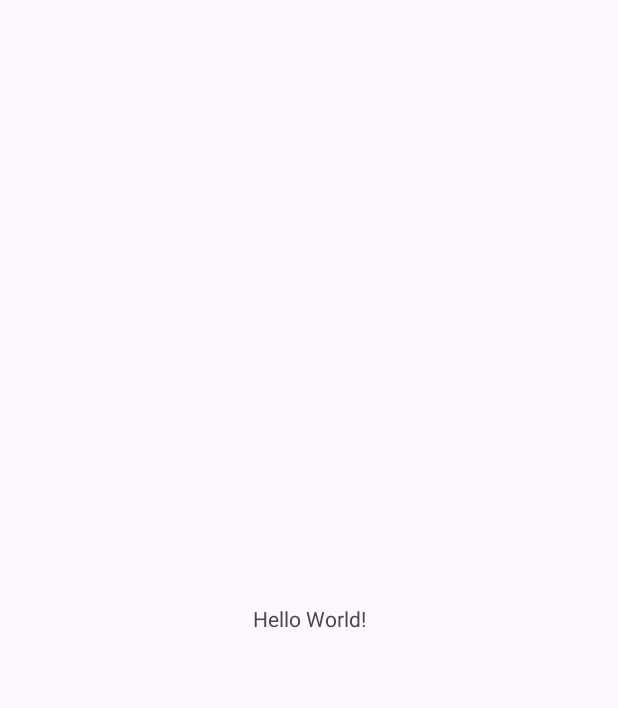
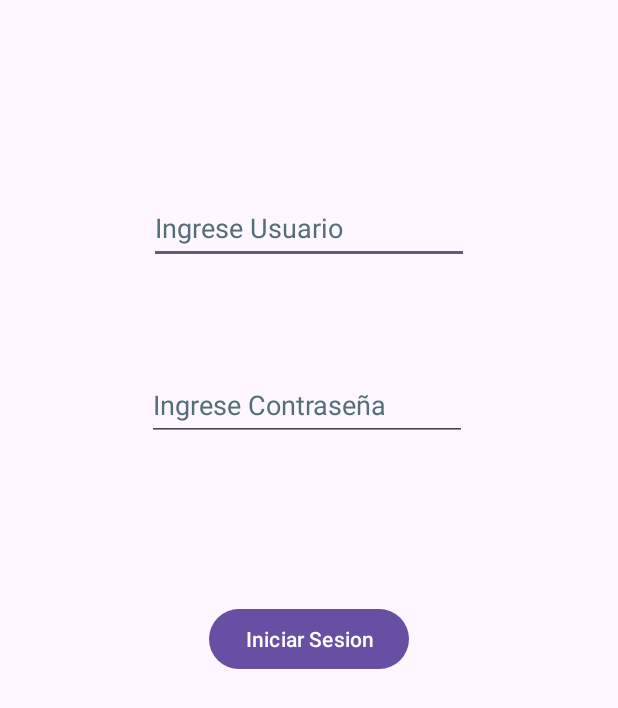
Before and after one commit to htejadag/CM2025EP, an Android app: the screen it shows after launch (MainActivity before the commit, Login after it), on a phone screen of 412 x 824 dp. Before the commit the part shown is almost empty. Shown: the top 708 px of the screen. Run offline under Robolectric (Android 15) with nearby library versions, the phone set to English and light mode, and no system bars.

Commit message:
primera subida

```diff
--- a/app/src/main/AndroidManifest.xml
+++ b/app/src/main/AndroidManifest.xml
@@ -13,7 +13,13 @@
         android:theme="@style/Theme.ExamenParcial"
         tools:targetApi="31">
         <activity
+            android:name=".Register"
+            android:exported="false" />
+        <activity
             android:name=".MainActivity"
+            android:exported="false" />
+        <activity
+            android:name=".Login"
             android:exported="true">
             <intent-filter>
                 <action android:name="android.intent.action.MAIN" />
--- /dev/null
+++ b/app/src/main/java/com/example/examenparcial/Entities/User.java
@@ -0,0 +1,30 @@
+package com.example.examenparcial.Entities;
+
+import java.io.Serializable;
+
+public class User implements Serializable {
+
+    String user;
+    String pass;
+
+    public User(String user, String pass) {
+        this.user = user;
+        this.pass = pass;
+    }
+
+    public String getUser() {
+        return user;
+    }
+
+    public void setUser(String user) {
+        this.user = user;
+    }
+
+    public String getPass() {
+        return pass;
+    }
+
+    public void setPass(String pass) {
+        this.pass = pass;
+    }
+}
--- /dev/null
+++ b/app/src/main/java/com/example/examenparcial/Login.java
@@ -0,0 +1,53 @@
+package com.example.examenparcial;
+
+import android.content.Intent;
+import android.os.Bundle;
+import android.view.View;
+import android.widget.EditText;
+
+import androidx.activity.EdgeToEdge;
+import androidx.appcompat.app.AppCompatActivity;
+import androidx.core.graphics.Insets;
+import androidx.core.view.ViewCompat;
+import androidx.core.view.WindowInsetsCompat;
+
+import com.example.examenparcial.Entities.Person;
+import com.example.examenparcial.Entities.User;
+
+public class Login extends AppCompatActivity {
+
+    EditText etl1, etl2;
+
+    //genero un usuario predeterminado
+    User user = new User("dc", "123");
+
+    @Override
+    protected void onCreate(Bundle savedInstanceState) {
+        super.onCreate(savedInstanceState);
+        EdgeToEdge.enable(this);
+        setContentView(R.layout.activity_login);
+        ViewCompat.setOnApplyWindowInsetsListener(findViewById(R.id.main), (v, insets) -> {
+            Insets systemBars = insets.getInsets(WindowInsetsCompat.Type.systemBars());
+            v.setPadding(systemBars.left, systemBars.top, systemBars.right, systemBars.bottom);
+            return insets;
+        });
+        etl1 = findViewById(R.id.etl1);
+        etl2 = findViewById(R.id.etl2);
+
+    }
+
+    public void iniciarSesion(View view){
+        String userTemp = etl1.getText().toString();
+        String passtemp = etl2.getText().toString();
+        if(validar(userTemp, passtemp)){
+            Intent intent = new Intent(this, MainActivity.class);
+            intent.putExtra("usuario", userTemp);
+            startActivity(intent);
+        }
+    }
+
+    public boolean validar(String u, String p){
+        return (u.equals(user.getUser()) && p.equals(user.getPass()));
+    }
+
+}
--- /dev/null
+++ b/app/src/main/res/layout/activity_login.xml
@@ -0,0 +1,52 @@
+<?xml version="1.0" encoding="utf-8"?>
+<androidx.constraintlayout.widget.ConstraintLayout xmlns:android="http://schemas.android.com/apk/res/android"
+    xmlns:app="http://schemas.android.com/apk/res-auto"
+    xmlns:tools="http://schemas.android.com/tools"
+    android:id="@+id/main"
+    android:layout_width="match_parent"
+    android:layout_height="match_parent"
+    tools:context=".Login">
+
+    <EditText
+        android:id="@+id/etl1"
+        android:layout_width="wrap_content"
+        android:layout_height="wrap_content"
+        android:layout_marginTop="128dp"
+        android:autofillHints=""
+        android:ems="10"
+        android:hint="@string/login_user"
+        android:inputType="text"
+        android:minHeight="48dp"
+        android:textColorHint="#546E7A"
+        app:layout_constraintEnd_toEndOf="parent"
+        app:layout_constraintStart_toStartOf="parent"
+        app:layout_constraintTop_toTopOf="parent" />
+
+    <EditText
+        android:id="@+id/etl2"
+        android:layout_width="wrap_content"
+        android:layout_height="wrap_content"
+        android:layout_marginTop="70dp"
+        android:layout_marginEnd="1dp"
+        android:autofillHints=""
+        android:ems="10"
+        android:hint="@string/login_password"
+        android:inputType="textPassword"
+        android:minHeight="48dp"
+        android:textColorHint="#546E7A"
+        app:layout_constraintEnd_toEndOf="@+id/etl1"
+        app:layout_constraintTop_toBottomOf="@+id/etl1" />
+
+
+    <Button
+        android:id="@+id/btnl1"
+        android:layout_width="wrap_content"
+        android:layout_height="wrap_content"
+        android:layout_marginTop="108dp"
+        android:onClick="iniciarSesion"
+        android:text="@string/login_btn"
+        app:layout_constraintEnd_toEndOf="parent"
+        app:layout_constraintStart_toStartOf="parent"
+        app:layout_constraintTop_toBottomOf="@+id/etl2" />
+
+</androidx.constraintlayout.widget.ConstraintLayout>
--- a/app/src/main/res/values/strings.xml
+++ b/app/src/main/res/values/strings.xml
@@ -1,3 +1,22 @@
 <resources>
     <string name="app_name">ExamenParcial</string>
+
+
+    <string name="login_user">Ingrese Usuario</string>
+    <string name="login_password">Ingrese Contraseña</string>
+    <string name="login_btn">Iniciar Sesion</string>
+
+
+    <string name="main_btn_register">Registrar Persona</string>
+
+
+    <string name="register_nombre">Ingrese nombre</string>
+    <string name="register_correo">Ingrese correo</string>
+    <string name="register_numero">Ingrese numero</string>
+    <string name="register_fecha">Ingrese fecha</string>
+    <string name="register_text">Selecione su genero</string>
+    <string name="register_check">Aceptar Terminos y condiciones</string>
+
+    <string name="register_btn">Registrar</string>
+    <string name="register_btn2">Volver</string>
 </resources>
```
Also changed, not shown: app/src/main/java/com/example/examenparcial/Entities/ListUsers.java (added, +17 -0 lines), app/src/main/java/com/example/examenparcial/Entities/Person.java (added, +63 -0 lines), app/src/main/java/com/example/examenparcial/MainActivity.java (+19 -0 lines), app/src/main/java/com/example/examenparcial/Register.java (added, +79 -0 lines), app/src/main/res/layout/activity_main.xml (+24 -2 lines), app/src/main/res/layout/activity_register.xml (added, +124 -0 lines).
